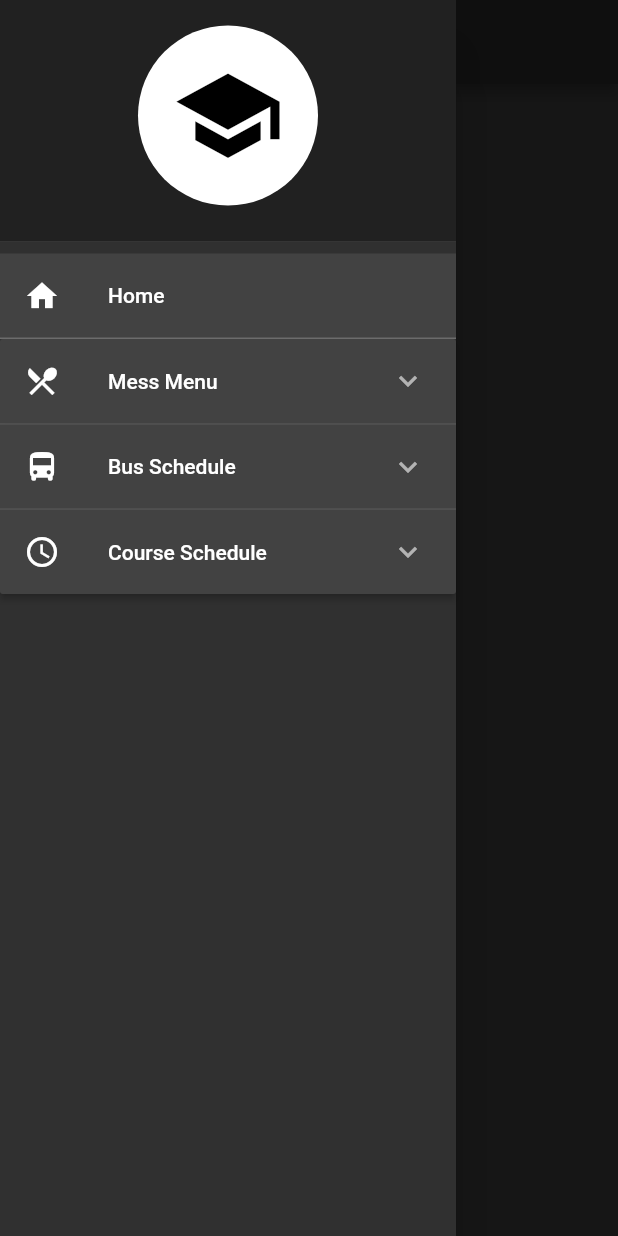
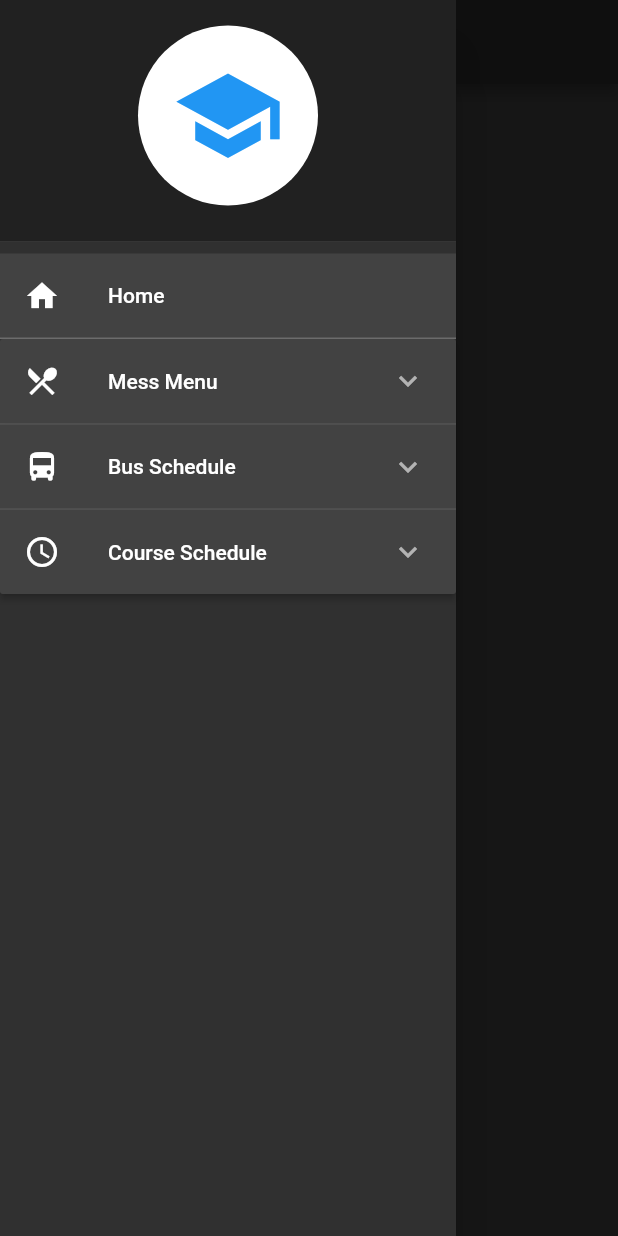
Before and after one commit to Codesoc-IIITR/IIITR, a Flutter app: the screen it shows after launch, with the side drawer open, on a phone screen of 412 x 824 dp. Run offline on Flutter 3.47's test engine with Material 2 defaults, Android fonts, the phone set to English and light mode, and no system bars; our stand-ins replace auto_size_text, cloud_firestore, flip_card, flutter_spinkit, google_maps_flutter, toggle_switch; missing offline and left inert: cloud_firestore_web, firebase_core_web, flutter_google_maps, maps_curved_line; accounts and stored records are empty; statements that could not run were skipped.

Commit message:
icon modification

```diff
--- a/lib/menu_text_widget.dart
+++ b/lib/menu_text_widget.dart
@@ -10,7 +10,7 @@ class MenuTextWidget extends StatelessWidget {
       child: Row(
         crossAxisAlignment: CrossAxisAlignment.start,
         children: <Widget>[
-          Icon(Icons.crop_square,
+          Icon(Icons.stop,
             size: 20.0,
           ),
           SizedBox(width: 10.0),
--- a/lib/my_drawer.dart
+++ b/lib/my_drawer.dart
@@ -184,7 +184,7 @@ class _MyDrawerState extends State<MyDrawer> {
                   backgroundColor: Colors.white,
                   child: Icon(
                     Icons.school,
-                    color: Colors.black,
+                    color: Colors.blue,
                     size: 75.0,
                   ),
                   // backgroundImage: AssetImage('images/temporary_logo.png'),
--- a/lib/splash_screen.dart
+++ b/lib/splash_screen.dart
@@ -36,11 +36,11 @@ class _SplashScreenState extends State<SplashScreen> {
                     children: <Widget>[
                       CircleAvatar(
                         backgroundColor: Colors.white,
-                        radius: 50.0,
+                        radius: 60.0,
                         child: Icon(
                           Icons.school,
                           color: Colors.blue,
-                          size: 65.0,
+                          size: 75.0,
                         ),
                       ),
                       Padding(
```
